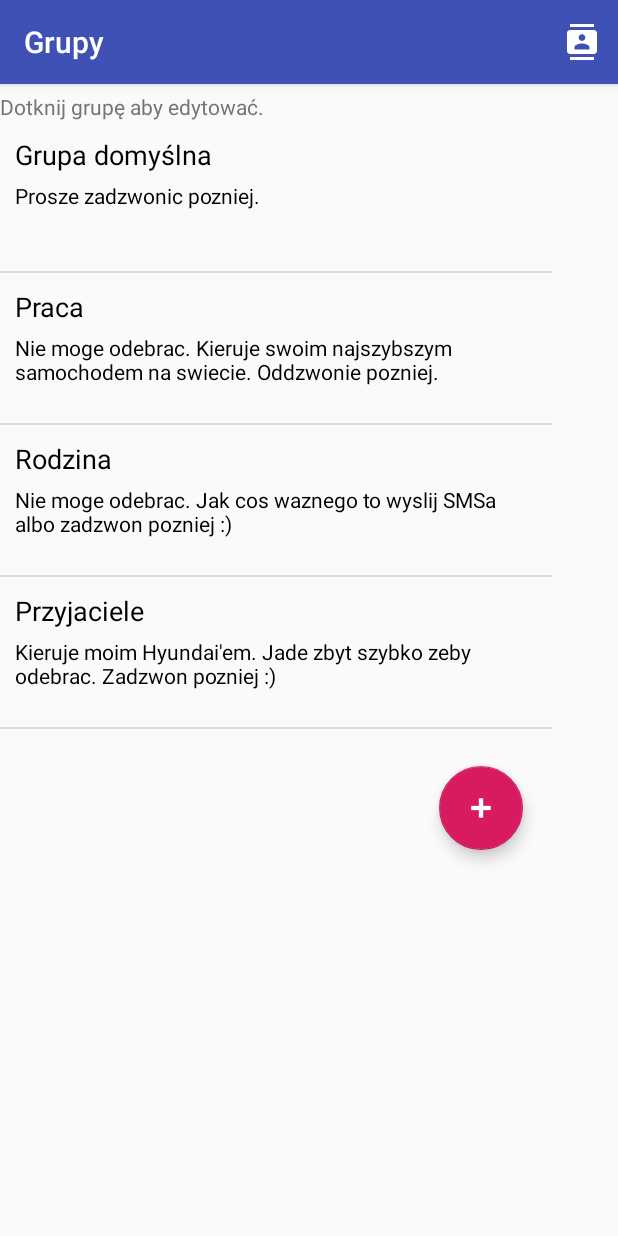
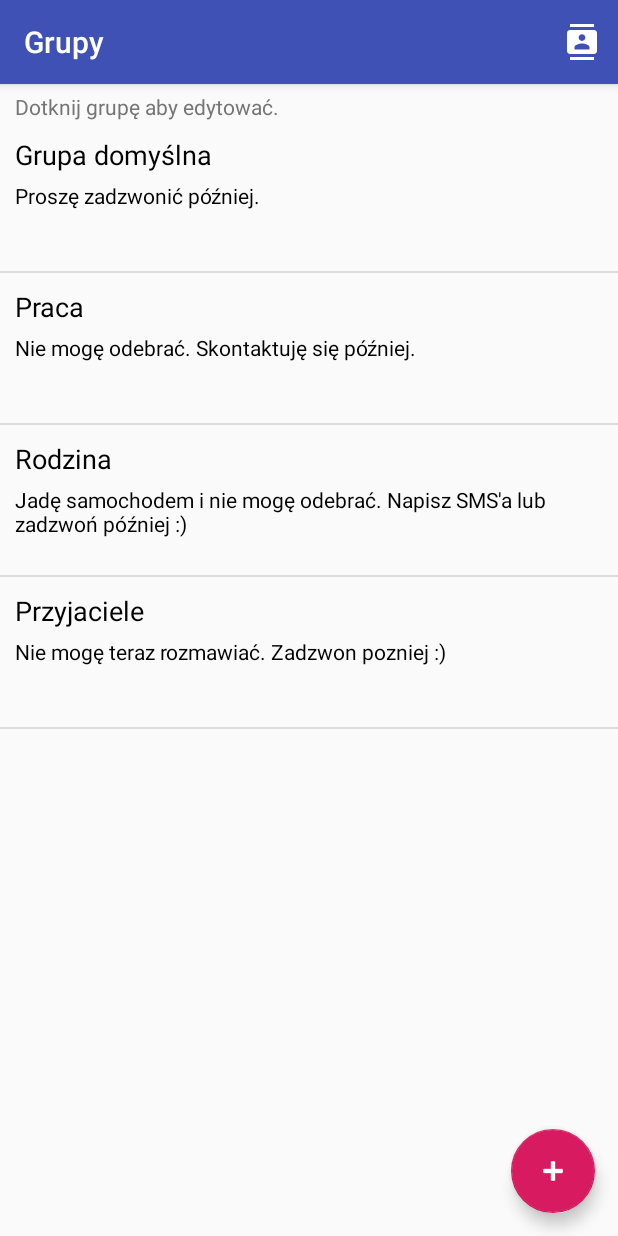
Before and after one commit to Blondway/CarSMS, an Android app: the screen it shows after launch (Groups), in the options menu, after a tap on "Grupy", on a phone screen of 412 x 824 dp. Run offline under Robolectric (Android 15) with nearby library versions, the phone set to English and light mode, and no system bars; 1 statement that could not run was skipped.

Commit message:
Bugs fixed.

```diff
--- a/app/src/main/AndroidManifest.xml
+++ b/app/src/main/AndroidManifest.xml
@@ -35,7 +35,7 @@
         <activity android:name=".ContactsGroupsList"
             android:label="Lista numerów"
             android:screenOrientation="portrait"/>
-        <receiver android:name=".ServiceReceiver" >
+        <receiver android:name=".ServiceReceiver" android:enabled="false"  >
             <intent-filter>
                 <action android:name="android.intent.action.PHONE_STATE" />
             </intent-filter>
--- a/app/src/main/java/drabiuk/carsms/MainActivity.java
+++ b/app/src/main/java/drabiuk/carsms/MainActivity.java
@@ -10,6 +10,7 @@ import android.content.pm.PackageManager;
 import android.database.Cursor;
 import android.os.Bundle;
 import android.provider.ContactsContract;
+import android.support.v4.app.ActivityCompat;
 import android.support.v4.content.ContextCompat;
 import android.support.v7.app.AppCompatActivity;
 import android.support.v7.app.NotificationCompat;
@@ -30,17 +31,40 @@ import android.widget.Toast;
 
 import java.io.File;
 
+import static android.Manifest.permission_group.SMS;
+import static android.content.pm.PackageManager.DONT_KILL_APP;
+
 public class MainActivity extends AppCompatActivity {
 
     private static String NameOfPackage;
     private static String NameOfDB;
     private static DatabaseHandler dbRef;
 
-    Boolean StartFlag = false;
+    PackageManager pm;
+    ComponentName componentName;
+    NotificationManager mNotificationManager;
+
     @Override
     protected void onCreate(Bundle savedInstanceState) {
         super.onCreate(savedInstanceState);
         setContentView(R.layout.activity_main);
+
+        if (ContextCompat.checkSelfPermission(this, Manifest.permission.READ_CONTACTS) != PackageManager.PERMISSION_GRANTED) {
+            Toast.makeText(this, "Permission READ_CONTACTS not granted", Toast.LENGTH_LONG).show();
+            finish();
+        }
+        if (ContextCompat.checkSelfPermission(this, Manifest.permission.READ_PHONE_STATE) != PackageManager.PERMISSION_GRANTED) {
+            Toast.makeText(this, "Permission READ_PHONE_STATE not granted", Toast.LENGTH_LONG).show();
+            finish();
+        }
+        if (ContextCompat.checkSelfPermission(this, Manifest.permission.SEND_SMS) != PackageManager.PERMISSION_GRANTED) {
+            Toast.makeText(this, "Permission SEND_SMS not granted", Toast.LENGTH_LONG).show();
+            finish();
+        }
+
+
+        pm = getApplicationContext().getPackageManager();
+        componentName = new ComponentName(MainActivity.this, ServiceReceiver.class);
 
         NameOfPackage = getApplicationContext().getPackageName();
         NameOfDB = "CarSMS_DB";
@@ -54,24 +78,16 @@ public class MainActivity extends AppCompatActivity {
         //Button_Start.setBackgroundColor(0xFFDDDDDD); // 0xAARRGGBB
         dbRef = db;
 
-        if (ContextCompat.checkSelfPermission(this, Manifest.permission.READ_CONTACTS) != PackageManager.PERMISSION_GRANTED) {
-            Toast.makeText(this, "Permission READ_CONTACTS not granted", Toast.LENGTH_LONG).show();
-            finish();
-        }
-        if (ContextCompat.checkSelfPermission(this, Manifest.permission.SEND_SMS) != PackageManager.PERMISSION_GRANTED) {
-            Toast.makeText(this, "Permission SEND_SMS not granted", Toast.LENGTH_LONG).show();
-            finish();
-        }
 
         File dbtest = new File("/data/data/" + getNameOfPackage() + "/databases/" + NameOfDB);
         if (dbtest.exists()) {
             Log.d("", "Database already exists.");
         } else {
             Log.d("", "Creating a new db.");
-            db.addGroup(new ObjectGroup("Grupa domyślna", "Prosze zadzwonic pozniej."));
-            db.addGroup(new ObjectGroup("Praca", "Nie moge odebrac. Kieruje swoim najszybszym samochodem na swiecie. Oddzwonie pozniej."));
-            db.addGroup(new ObjectGroup("Rodzina", "Nie moge odebrac. Jak cos waznego to wyslij SMSa albo zadzwon pozniej :)"));
-            db.addGroup(new ObjectGroup("Przyjaciele", "Kieruje moim Hyundai'em. Jade zbyt szybko zeby odebrac. Zadzwon pozniej :)"));
+            db.addGroup(new ObjectGroup("Grupa domyślna", "Proszę zadzwonić później."));
+            db.addGroup(new ObjectGroup("Praca", "Nie mogę odebrać. Skontaktuję się później."));
+            db.addGroup(new ObjectGroup("Rodzina", "Jadę samochodem i nie mogę odebrać. Napisz SMS'a lub zadzwoń później :)"));
+            db.addGroup(new ObjectGroup("Przyjaciele", "Nie mogę teraz rozmawiać. Zadzwon pozniej :)"));
 
             String LastPhoneNumber = "", LastName = "";
             ContentResolver cr = getContentResolver();
@@ -108,7 +124,7 @@ public class MainActivity extends AppCompatActivity {
             }
         }
 
-        final NotificationManager mNotificationManager = (NotificationManager) getSystemService(Context.NOTIFICATION_SERVICE);
+       mNotificationManager = (NotificationManager) getSystemService(Context.NOTIFICATION_SERVICE);
 
         final NotificationCompat.Builder mBuilder = (NotificationCompat.Builder) new NotificationCompat.Builder(this)
                 .setSmallIcon(R.drawable.logo_notification)
@@ -140,11 +156,8 @@ public class MainActivity extends AppCompatActivity {
         switchButton = (Switch) findViewById(R.id.switch1);
         textView = (TextView) findViewById(R.id.textSwitch);
 
-        final PackageManager pm = getApplicationContext().getPackageManager();
-        final ComponentName componentName = new ComponentName(MainActivity.this, ServiceReceiver.class);
-
         switchButton.setChecked(false);
-        pm.setComponentEnabledSetting(componentName, PackageManager.COMPONENT_ENABLED_STATE_DISABLED, PackageManager.DONT_KILL_APP);
+        pm.setComponentEnabledSetting(componentName, PackageManager.COMPONENT_ENABLED_STATE_DISABLED, DONT_KILL_APP);
 
         switchButton.setOnCheckedChangeListener(new CompoundButton.OnCheckedChangeListener() {
             @Override
@@ -153,19 +166,16 @@ public class MainActivity extends AppCompatActivity {
                 if (bChecked) {
                     textView.setText(switchOn);
                     mNotificationManager.notify(0, mBuilder.build());
-                    pm.setComponentEnabledSetting(componentName, PackageManager.COMPONENT_ENABLED_STATE_ENABLED, PackageManager.DONT_KILL_APP);
+                    pm.setComponentEnabledSetting(componentName, PackageManager.COMPONENT_ENABLED_STATE_ENABLED, DONT_KILL_APP);
                     //Toast.makeText(getApplicationContext(), "Oczekiwanie na połączenie włączone", Toast.LENGTH_SHORT).show();
                 } else {
                     textView.setText(switchOff);
                     mNotificationManager.cancel(0);
-                    pm.setComponentEnabledSetting(componentName, PackageManager.COMPONENT_ENABLED_STATE_DISABLED, PackageManager.DONT_KILL_APP);
+                    pm.setComponentEnabledSetting(componentName, PackageManager.COMPONENT_ENABLED_STATE_DISABLED, DONT_KILL_APP);
                     //Toast.makeText(getApplicationContext(), "Oczekiwanie na połączenie wyłączone", Toast.LENGTH_SHORT).show();
                 }
             }
         });
-
-
-
     }
 
     public static String getNameOfPackage()
@@ -194,8 +204,6 @@ public class MainActivity extends AppCompatActivity {
      * Identify single menu item by it's id
      * */
 
-
-
     @Override
     public boolean onOptionsItemSelected(MenuItem item)
     {
@@ -206,9 +214,7 @@ public class MainActivity extends AppCompatActivity {
             case R.id.menu_grupy:
                 // Single menu item is selected do something
                 // Ex: launching new activity/screen or show alert message
-                PackageManager pm  = getApplicationContext().getPackageManager();
-                ComponentName componentName = new ComponentName(MainActivity.this, ServiceReceiver.class);
-                pm.setComponentEnabledSetting(componentName,PackageManager.COMPONENT_ENABLED_STATE_DISABLED,PackageManager.DONT_KILL_APP);
+                pm.setComponentEnabledSetting(componentName,PackageManager.COMPONENT_ENABLED_STATE_DISABLED, DONT_KILL_APP);
                 startActivity(new Intent(MainActivity.this, Groups.class));
                 return true;
 
@@ -229,14 +235,9 @@ public class MainActivity extends AppCompatActivity {
     @Override
     public void onDestroy()
     {
+        mNotificationManager.cancel(0);
+        pm.setComponentEnabledSetting(componentName, PackageManager.COMPONENT_ENABLED_STATE_DISABLED, DONT_KILL_APP);
+        finish();
         super.onDestroy();
-        NotificationManager mNotificationManager = (NotificationManager) getSystemService(Context.NOTIFICATION_SERVICE);
-        mNotificationManager.cancel(0);
-        final PackageManager pm = getApplicationContext().getPackageManager();
-        final ComponentName componentName = new ComponentName(MainActivity.this, ServiceReceiver.class);
-        pm.setComponentEnabledSetting(componentName, PackageManager.COMPONENT_ENABLED_STATE_DISABLED, PackageManager.DONT_KILL_APP);
-        finish();
-
     }
-
 }
--- a/app/src/main/res/layout/activity_add_group.xml
+++ b/app/src/main/res/layout/activity_add_group.xml
@@ -7,8 +7,8 @@
     tools:context="drabiuk.carsms.AddGroup">
 
     <RelativeLayout
-        android:layout_width="match_parent"
-        android:layout_height="match_parent"
+        android:layout_width="368dp"
+        android:layout_height="495dp"
 
         tools:layout_editor_absoluteX="8dp"
         tools:layout_editor_absoluteY="8dp">
@@ -49,7 +49,7 @@
             android:layout_below="@+id/addgroup_name"
             android:ems="10"
             android:hint="Wiadomość"
-            android:inputType="textPersonName"
+            android:inputType="text"
             tools:layout_editor_absoluteX="16dp"
             tools:layout_editor_absoluteY="16dp" />
     </RelativeLayout>
--- a/app/src/main/res/layout/activity_groups.xml
+++ b/app/src/main/res/layout/activity_groups.xml
@@ -8,8 +8,8 @@
     tools:context="drabiuk.carsms.Groups">
 
     <RelativeLayout
-        android:layout_width="368dp"
-        android:layout_height="545dp"
+        android:layout_width="fill_parent"
+        android:layout_height="fill_parent"
         tools:layout_editor_absoluteX="8dp"
         tools:layout_editor_absoluteY="8dp">
 
@@ -20,7 +20,8 @@
             android:textColor="@color/colorGray"
             android:id="@+id/textView"
             android:textSize="14sp"
-            android:layout_marginTop="5dp" />
+            android:layout_marginTop="5dp"
+            android:layout_marginLeft="10dp"/>
 
 
         <ListView
@@ -51,12 +52,11 @@
             android:clickable="true"
             android:src="@android:drawable/ic_input_add"
             app:backgroundTint="@color/colorAccent"
-            android:layout_marginRight="19dp"
-            android:layout_marginEnd="19dp"
             android:tint="@android:color/white"
-            android:layout_below="@+id/listview1"
+            android:layout_alignParentBottom="true"
             android:layout_alignParentRight="true"
-            android:layout_alignParentEnd="true" />
+            android:layout_marginBottom="15dp"
+            android:layout_marginRight="15dp"/>
 
 
     </RelativeLayout>
--- a/build.gradle
+++ b/build.gradle
@@ -5,7 +5,7 @@ buildscript {
         jcenter()
     }
     dependencies {
-        classpath 'com.android.tools.build:gradle:2.3.1'
+        classpath 'com.android.tools.build:gradle:2.3.2'
 
         // NOTE: Do not place your application dependencies here; they belong
         // in the individual module build.gradle files
```
Also changed, not shown: app/src/main/java/drabiuk/carsms/ServiceReceiver.java (+6 -3 lines).
